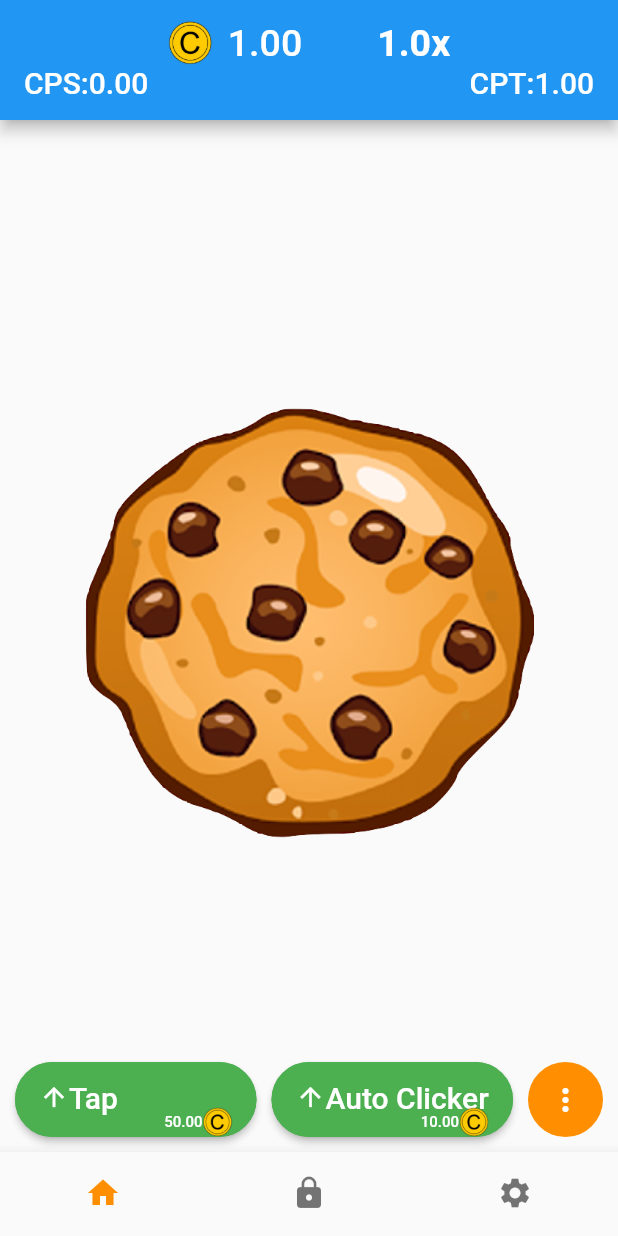
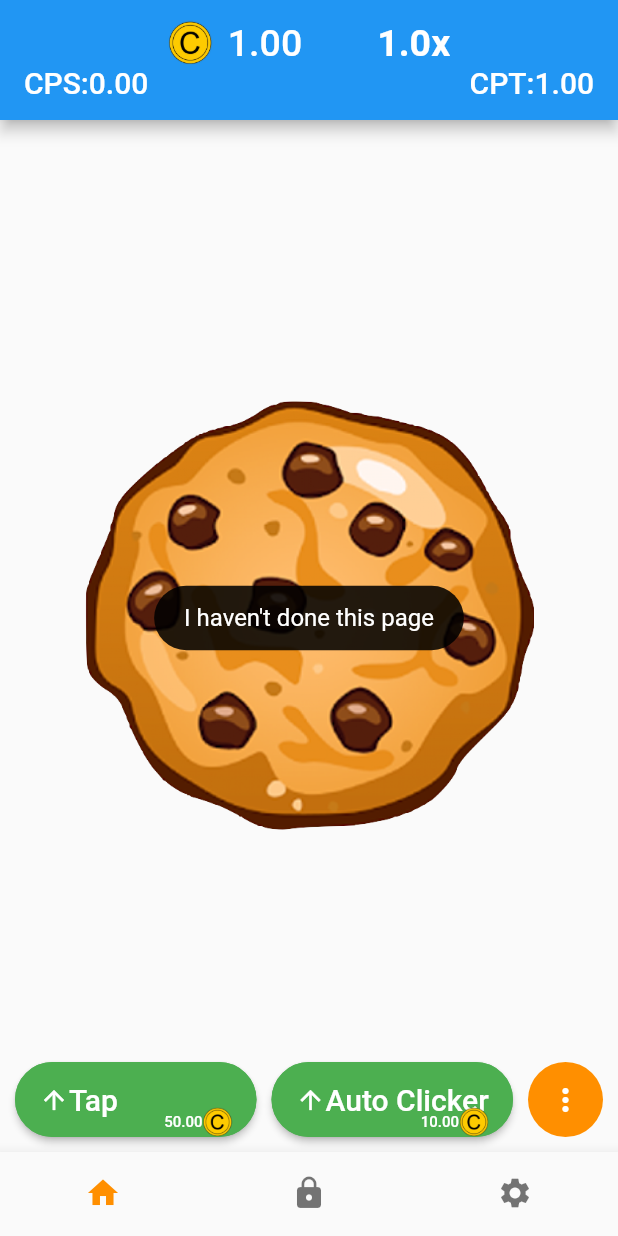
Before and after one commit to KidProf/ordinary-idle, a Flutter app: the screen it shows after launch, after a tap on the "more vert" icon, on a phone screen of 412 x 824 dp. Run offline on Flutter 3.47's test engine with Material 2 defaults, Android fonts, the phone set to English and light mode, and no system bars; our stand-ins replace fluttertoast, hive, hive_flutter, tuple; missing offline and left inert: restart_app; accounts and stored records are empty.

Commit message:
aesthetic improvements

```diff
--- a/lib/MyApp.dart
+++ b/lib/MyApp.dart
@@ -108,7 +108,8 @@ class _MyStatefulWidgetState extends State<MyStatefulWidget> {
     return Scaffold(
       appBar: _selectedIndex != 2 //TODO: Change back to 3 later
           ? PreferredSize(
-              preferredSize: const Size.fromHeight(80), //FIXME: Please change CookieBackground to match the height of the header (specified in MyApp.dart)
+              preferredSize: const Size.fromHeight(
+                  80), //FIXME: Please change CookieBackground to match the height of the header (specified in MyApp.dart)
               child: ValueListenableBuilder<Map<String, dynamic>>(
                   valueListenable: pMoney.getVitalsListener,
                   builder: (ctx, money, _) {
@@ -117,7 +118,8 @@ class _MyStatefulWidgetState extends State<MyStatefulWidget> {
                       title: ValueHeader(
                         money,
                       ),
-                      toolbarHeight: 80, //FIXME: Please change CookieBackground to match the height of the header (specified in MyApp.dart)
+                      toolbarHeight:
+                          80, //FIXME: Please change CookieBackground to match the height of the header (specified in MyApp.dart)
                     );
                   }))
           : null,
--- a/lib/partials/1cookie/CookieBackground.dart
+++ b/lib/partials/1cookie/CookieBackground.dart
@@ -58,7 +58,7 @@ class _CookieBackgroundState extends State<CookieBackground> {
             children: [
               Positioned(
                 left: cookieCenter.x - cookieSize / 2,
-                top: cookieCenter.y - cookieSize / 2 - 75, //FIXME: this is the approximate height of the header
+                top: cookieCenter.y - cookieSize / 2 - 80, //FIXME: this is the approximate height of the header (specified in MyApp.dart)
                 height: cookieSize,
                 width: cookieSize,
                 child: cookieShow
@@ -105,21 +105,19 @@ class _CookieBackgroundState extends State<CookieBackground> {
   // _onTapUp(TapUpDetails details) {
   // }
 
-  double _squaredDistanceFromCenter(double x, double y){
-    return (x - cookieCenter.x) * (x - cookieCenter.x) +
-        (y - cookieCenter.y) * (y - cookieCenter.y);
+  double _squaredDistanceFromCenter(double x, double y) {
+    return (x - cookieCenter.x) * (x - cookieCenter.x) + (y - cookieCenter.y) * (y - cookieCenter.y);
   }
+
   bool _isInCookie(double x, double y) {
     if (!cookieShow) return false;
-    double result = _squaredDistanceFromCenter(x,y) -
-        (cookieSize / 2) * (cookieSize / 2);
+    double result = _squaredDistanceFromCenter(x, y) - (cookieSize / 2) * (cookieSize / 2);
     return result <= 0;
   }
 
   bool _isInCookieTolerance(double x, double y) {
     if (!cookieShow) return false;
-    double result = _squaredDistanceFromCenter(x,y) -
-        (cookieSize * 3 / 4) * (cookieSize * 3 / 4); //1.5*radius
+    double result = _squaredDistanceFromCenter(x, y) - (cookieSize * 3 / 4) * (cookieSize * 3 / 4); //1.5*radius
     return result <= 0;
   }
 
--- a/lib/partials/HotbarShop.dart
+++ b/lib/partials/HotbarShop.dart
@@ -35,7 +35,8 @@ class HotbarShop extends StatelessWidget {
             children: [
               Positioned(
                 left: 0,
-                top: 12,
+                top: 0,
+                bottom: 0,
                 child: Row(
                   children: [
                     const Icon(Icons.arrow_upward, size: 20),
--- a/lib/partials/ShopComponent.dart
+++ b/lib/partials/ShopComponent.dart
@@ -1,4 +1,5 @@
 import 'package:flutter/material.dart';
+import 'package:fluttertoast/fluttertoast.dart';
 import 'package:ordinary_idle/partials/HotbarShop.dart';
 import 'package:ordinary_idle/util/Money.dart';
 
@@ -25,7 +26,14 @@ class ShopComponent extends StatelessWidget {
               color: Colors.white,
             ),
             onPressed: () {
-              print("goodbye world");
+              Fluttertoast.showToast(
+                  msg: "I haven't done this page",
+                  toastLength: Toast.LENGTH_SHORT,
+                  gravity: ToastGravity.CENTER,
+                  timeInSecForIosWeb: 1,
+                  backgroundColor: Colors.black87,
+                  textColor: Colors.white,
+                  fontSize: 16.0);
             },
           ),
         ),
--- a/lib/partials/ValueHeader.dart
+++ b/lib/partials/ValueHeader.dart
@@ -15,10 +15,7 @@ class ValueHeader extends StatelessWidget {
         const SizedBox(width: 10),
         Row(
           children: [
-            const Image(
-                image: AssetImage('assets/images/coin.png'),
-                width: 30,
-                height: 30),
+            const Image(image: AssetImage('assets/images/coin.png'), width: 30, height: 30),
             const SizedBox(width: 10),
             Text(
               Money.vitalsRepresentation(vitals),
@@ -42,9 +39,8 @@ class ValueHeader extends StatelessWidget {
           width: double.infinity,
           child: Wrap(
             children: [
-              Text(
-                  "CPS:" + Util.doubleRepresentation(vitals["coinsPerSecond"])),
-              Text("CPT:" + Util.doubleRepresentation(vitals["coinsPerTap"])),
+              Text("CPS:" + Util.doubleRepresentation(vitals["coinsPerSecond"] * vitals["multiplier"])),
+              Text("CPT:" + Util.doubleRepresentation(vitals["coinsPerTap"] * vitals["multiplier"])),
             ],
             alignment: WrapAlignment.spaceBetween,
           ),
--- a/lib/util/Money.dart
+++ b/lib/util/Money.dart
@@ -52,7 +52,7 @@ class Money extends Shops {
   }
 
   double tap(double coins) {
-    addCoins(vitals.value["coinsPerTap"]*coins);
+    addCoins(vitals.value["coinsPerTap"] * coins);
     return vitals.value["coins"];
   }
 
--- a/lib/util/MyToast.dart
+++ b/lib/util/MyToast.dart
@@ -63,7 +63,7 @@ class MyToast {
         positionedToastBuilder: (context, child) {
           return Positioned(
             child: Align(alignment: Alignment.center, child: child),
-            bottom: 100.0,
+            bottom: 150.0,
             left: 0.0,
             right: 0.0,
           );
```
